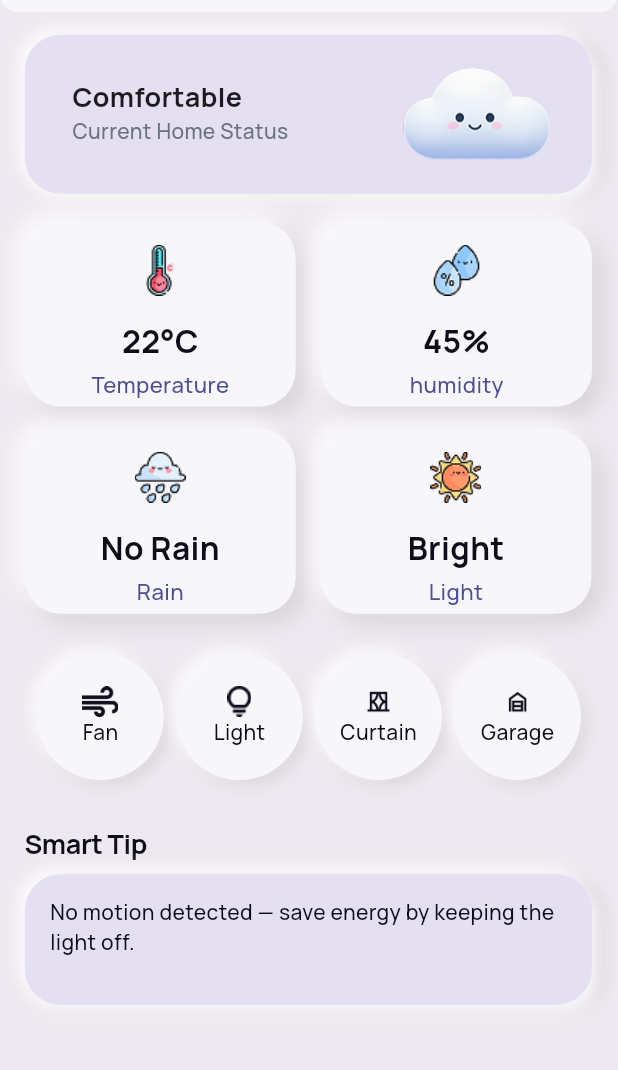
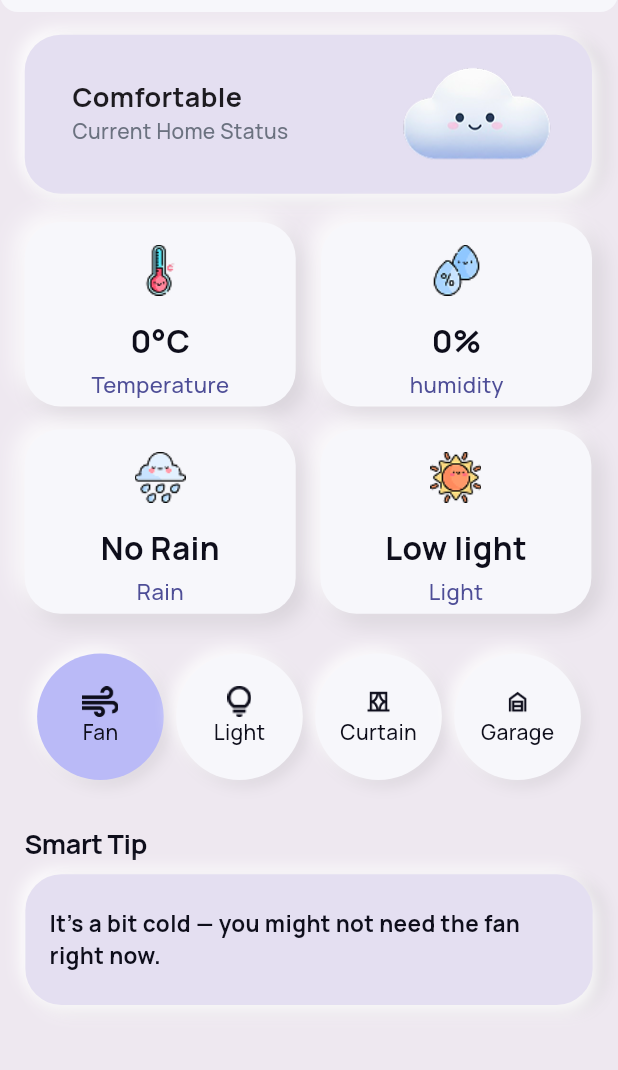
Before and after one commit to Rokiafaysal/Clima-Home, a Flutter app: the DashboardPage screen opened directly, on a phone screen of 412 x 824 dp, the part 72-1142 px from its top. Run offline on Flutter 3.47's test engine with Material 3 defaults, Android fonts, the light colour scheme and no system bars; our stand-ins replace smooth_page_indicator; network calls fail.

Commit message:
Smart Tip | Edit in Model API | get Weather API

```diff
--- /dev/null
+++ b/lib/Provider/Sensors.dart
@@ -0,0 +1,38 @@
+import 'package:flutter/widgets.dart';
+
+
+class Sensors extends ChangeNotifier {
+  double _Temperature  = 0.0;
+  double _humuidity = 0.0;
+  double _Light = 0.0;
+
+
+  double get Temperature => _Temperature;
+  double get humuidity => _humuidity;
+  double get Light => _Light;
+
+
+
+  void updatetemp({required double newTemp}){
+    _Temperature = newTemp;
+    notifyListeners();
+  }
+
+  void updatehum({required double newHumuidity}){
+    _humuidity = newHumuidity;
+    notifyListeners();
+  }
+
+  void updatelight({required double newLight}){
+    _Light = newLight;
+    notifyListeners();
+  }
+
+
+
+
+
+
+
+
+}
--- /dev/null
+++ b/lib/functions.dart
@@ -0,0 +1,84 @@
+import 'dart:convert';
+import 'package:flutter/material.dart';
+import 'package:http/http.dart' as http;
+import 'package:smart_home_app/widgets/CoustomWidget.dart';
+
+
+class PublicFunctions{
+
+
+  static Future<Map<String, dynamic>> getPrediction({required BuildContext context}) async {
+      final weatherUrl = "https://api.open-meteo.com/v1/forecast?latitude=31.0167&longitude=31.3026&hourly=shortwave_radiation,temperature_2m,relative_humidity_2m,wind_speed_80m,rain&forecast_days=1";
+
+      final weatherResponse = await http.get(Uri.parse(weatherUrl));
+
+      if (weatherResponse.statusCode != 200) {Customwidgets.showCustomSnackBar(context: context, message: "Internet Connection is Unstable",isError: true);}
+
+      final weatherJson = jsonDecode(weatherResponse.body);
+
+      final payload = {"TempColumn": weatherJson["hourly"]["temperature_2m"],"HumColumn": weatherJson["hourly"]["relative_humidity_2m"],
+        "LightColumn": weatherJson["hourly"]["shortwave_radiation"],"WindColumn": weatherJson["hourly"]["wind_speed_80m"]};
+
+      final modelUrl = "https://awadallayossef-lstm-model.hf.space/predictNonScaled";
+      final modelResponse = await http.post(Uri.parse(modelUrl),headers: {"Content-Type": "application/json"},body: jsonEncode(payload),);
+
+      if (modelResponse.statusCode != 200) {Customwidgets.showCustomSnackBar(context: context, message: "Internet Connection is Unstable",isError: true);}
+
+
+      return jsonDecode(modelResponse.body);
+    }
+
+
+
+}
+
+
+
+
+
+// void main() async{
+
+  // List<List<double>> data = [
+  //     [0.45, 0.52, 0.49, 0.95],
+  //     [0.15, 0.95, 0.57, 0.49],
+  //     [0.37, 0.93, 0.05, 0.07],
+  //     [0.42, 0.13, 0.48, 0.59],
+  //     [0.31, 0.12, 0.68, 0.58],
+  //     [0.15, 0.49, 0.36, 0.97],
+  //     [0.85, 0.97, 0.23, 0.06],
+  //     [0.53, 0.83, 0.09, 0.48],
+  //     [0.99, 0.42, 0.51, 0.98],
+  //     [0.48, 0.91, 0.71, 0.89],
+  //     [0.70, 0.29, 0.05, 0.95],
+  //     [0.98, 0.76, 0.70, 0.67],
+  //     [0.99, 0.58, 0.91, 0.33],
+  //     [0.84, 0.17, 0.50, 0.68],
+  //     [0.79, 0.52, 0.41, 0.37],
+  //     [0.99, 0.73, 0.13, 0.97],
+  //     [0.14, 0.06, 0.59, 0.93],
+  //     [0.49, 0.26, 0.25, 0.68],
+  //     [0.58, 0.95, 0.56, 0.88],
+  //     [0.30, 0.78, 0.58, 0.67],
+  //     [0.86, 0.88, 0.30, 0.75],
+  //     [0.76, 0.94, 0.15, 0.85],
+  //     [0.71, 0.05, 0.10, 0.34],
+  //     [0.86, 0.00, 0.16, 0.31],
+  //   ];
+
+
+
+  //   PublicFunctions.sendPredictionRequest(data: data);
+
+
+  // try {
+  //   final prediction = await PublicFunctions.getPrediction();
+  //   print("Prediction from API: $prediction");
+  // } catch (e) {
+  //   print("Error: $e");
+  // }
+
+
+
+
+
+// }
--- a/lib/main.dart
+++ b/lib/main.dart
@@ -1,11 +1,13 @@
 import 'package:flutter/material.dart';
+import 'package:smart_home_app/Provider/Sensors.dart';
+import 'package:smart_home_app/screens/Controls_UI/Backend/IP.dart';
 import 'package:smart_home_app/screens/onboarding/welcome_page.dart';
 import 'package:smart_home_app/screens/Controls_UI/Backend/Provider.dart';
 import 'package:provider/provider.dart';
 
 
 void main() {
-  runApp(MultiProvider(providers: [ChangeNotifierProvider(create: (context) => CurrentState())],child: MyApp()));
+  runApp(MultiProvider(providers: [ChangeNotifierProvider(create: (context) => CurrentState()),ChangeNotifierProvider(create: (context) => CurrentIP()),ChangeNotifierProvider(create: (context) => Sensors())],child: MyApp()));
 }
 
 
--- a/lib/screens/dashBoard_Page.dart
+++ b/lib/screens/dashBoard_Page.dart
@@ -1,8 +1,10 @@
 import 'package:flutter/material.dart';
 import 'package:provider/provider.dart';
+import 'package:smart_home_app/Provider/Sensors.dart';
+import 'package:smart_home_app/functions.dart';
+import 'package:smart_home_app/screens/IPConnector.dart';
 import 'package:smart_home_app/widgets/card_home.dart';
-import 'package:smart_home_app/widgets/circle_card.dart';
-import 'package:smart_home_app/screens/Controls_UI/Backend/Provider.dart';
+import 'package:smart_home_app/widgets/smart_tip.dart';
 
 
 class DashboardPage extends StatefulWidget {
@@ -13,17 +15,30 @@ class DashboardPage extends StatefulWidget {
 }
 
 class _DashboardPageState extends State<DashboardPage> {
+
+
+
+
+  @override
+  void initState() {
+    super.initState();
+    returnPrediction();
+  }
+
+
   @override
   Widget build(BuildContext context) {
     double width = MediaQuery.of(context).size.width;
     double height = MediaQuery.of(context).size.height;
+
+
 
     return Scaffold(
       backgroundColor: Color(0xffEEE8F0),
       appBar: AppBar(
         backgroundColor: Color(0xffF7F7FB),
         automaticallyImplyLeading: false,
-        leading: IconButton(onPressed: (){}, icon: Icon(Icons.wifi,color:Color(0xfff7f7fb) ,)),
+        leading: IconButton(onPressed: () => Navigator.push(context, MaterialPageRoute(builder: (context) => Ipconnector(),)), icon: Icon(Icons.wifi,color:Color(0xfff7f7fb) ,)),
         elevation: 0,
         centerTitle: true,
         shape: const RoundedRectangleBorder(
@@ -129,13 +144,13 @@ class _DashboardPageState extends State<DashboardPage> {
                       children: [
                         CardHome(
                           imageName: 'assets/images/temp.png',
-                          value: '22°C',
+                          value: '${Provider.of<Sensors>(context).Temperature.toInt()}°C',
                           title: 'Temperature',
                         ),
                         SizedBox(width: width * (16 / 390)),
                         CardHome(
                           imageName: 'assets/images/humidity.png',
-                          value: '45%',
+                          value: '${Provider.of<Sensors>(context).humuidity.toInt()}%',
                           title: 'humidity',
                         ),
                       ],
@@ -153,7 +168,7 @@ class _DashboardPageState extends State<DashboardPage> {
                         SizedBox(width: width * 0.04),
                         CardHome(
                           imageName: 'assets/images/sun.png',
-                          value: 'Bright',
+                          value: LightMapping(),
                           title: 'Light',
                         ),
                       ],
@@ -162,79 +177,31 @@ class _DashboardPageState extends State<DashboardPage> {
                 ),
               ),
 
-              Padding(
-                padding:  EdgeInsets.only(top: height*(28/871) ),
-                child: Row(
-                  mainAxisAlignment: MainAxisAlignment.spaceEvenly,
-                  children: [
-                    CircleCard(image: 'assets/images/Fan.png', name: 'Fan',color:Provider.of<CurrentState>(context).autoFanState? Color(0xffBABAF7):Color(0xfff7f7fb)),
-                    CircleCard(image: 'assets/images/light.png', name: 'Light' ,color:Provider.of<CurrentState>(context).autoLightState? Color(0xffBABAF7):Color(0xfff7f7fb),),
-                    CircleCard(image: 'assets/images/Curtain.png', name: 'Curtain',color:Provider.of<CurrentState>(context).autoCurtainState? Color(0xffBABAF7):Color(0xfff7f7fb)),
-                    CircleCard(image: 'assets/images/Garage.png', name: 'Garage',color:Provider.of<CurrentState>(context).autoGarageState? Color(0xffBABAF7):Color(0xfff7f7fb))
-                  ],
-                ),
-              ),
-
-              Padding(
-                padding:  EdgeInsets.only(top: height*(31/871) ),
-                child: Text('Smart Tip',
-                style: TextStyle(
-                  fontSize: 18,
-                  fontWeight: FontWeight.w700,
-                  letterSpacing: -0.27,
-                  color: Color(0xff0E0E1B)),),
-              ),
-
-
-
-               Padding(
-                 padding:  EdgeInsets.only(top:height*(8/871)),
-                 child: Container(
-                  width: width * (358 / 390),
-                  height: height * (92 / 871),
-                  decoration: BoxDecoration(
-                    color: Color(0xffE4DFF1),
-
-                    borderRadius: BorderRadius.all(Radius.circular(24)),
-
-                    boxShadow: [
-                      BoxShadow(
-                        color: Colors.white.withOpacity(0.8),
-                        offset: const Offset(-4, -4),
-                        blurRadius: 8,
-                        spreadRadius: 0,
-                      ),
-                      BoxShadow(
-                        color: Colors.black.withOpacity(0.1),
-                        offset: const Offset(8, 4),
-                        blurRadius: 8,
-                        spreadRadius: 0,
-                      ),
-                      BoxShadow(
-                        color: Colors.white.withOpacity(0.8),
-                        offset: const Offset(4, 6),
-                        blurRadius: 8,
-                        spreadRadius: 0,
-                      ),
-                    ],
-                  ),
-                  child: Padding(
-                    padding:  EdgeInsets.symmetric(horizontal: width*(16/390), vertical: height*(16/871)),
-                    child: Text(
-
-                      'No motion detected — save energy by keeping the light off.',
-                      overflow: TextOverflow.visible,
-                            softWrap: true,
-                      style: TextStyle(
-                        fontSize: 14,
-                        fontWeight: FontWeight.w500,
-                        color: Color(0xff0E0E1B)
-                      ),
-                    ),
-                  ),
-                         ),
-               ),
+              SmartTip(temp: Provider.of<Sensors>(context).Temperature,Light: Provider.of<Sensors>(context).Light,)
           ])),
       )  );
   }
+
+
+  void returnPrediction()async{
+    Map prediction =  await PublicFunctions.getPrediction(context: context);
+
+    Provider.of<Sensors>(context,listen: false).updatetemp(newTemp:prediction["prediction"][0] );
+    Provider.of<Sensors>(context,listen: false).updatehum(newHumuidity:prediction["prediction"][1] );
+    Provider.of<Sensors>(context,listen: false).updatelight(newLight:prediction["prediction"][2] );
+
+  }
+
+  String LightMapping() {
+    double light = Provider.of<Sensors>(context, listen: false).Light;
+
+    if (light < 200) {
+      return "Low light";
+    } else if (light <= 600) {
+      return "Moderate light";
+    } else {
+      return "Strong sun";
+    }
+  }
+
 }
--- a/lib/widgets/circle_card.dart
+++ /dev/null
@@ -1,66 +0,0 @@
-// ignore_for_file: deprecated_member_use
-
-import 'package:flutter/material.dart';
-
-
-class CircleCard extends StatelessWidget {
-
-
-  final Color? color;
-  final String image ;
-  final String name;
-
-
-
-  const CircleCard({super.key, this.color, required this.image, required this.name});
-
-  @override
-  Widget build(BuildContext context) {
-      double width = MediaQuery.of(context).size.width;
-    double height = MediaQuery.of(context).size.height;
-    return                 Container(
-                  width: width * (80 / 390),
-                  height: height * (80 / 781),
-                  decoration: BoxDecoration(
-                    shape: BoxShape.circle,
-                    color:color ?? Color(0xffF7F7FB)  ,
-
-                                    boxShadow: [
-                                        BoxShadow(
-                    color: Colors.black.withOpacity(0.08),
-                    offset: const Offset(4, 4),
-                    blurRadius: 8,
-                    spreadRadius: 0,
-                  ),
-                  BoxShadow(
-                    color: Colors.white.withOpacity(0.8),
-                    offset: const Offset(-4, -4),
-                    blurRadius: 8,
-                    spreadRadius: 0,
-                  ),
-
-
-                ],
-                  ),
-                  child: Column(
-                    mainAxisAlignment: MainAxisAlignment.center,
-                    children: [
-                      SizedBox(
-                        width: 24,
-                        height: 21,
-                        child: Image.asset( image),
-                      ),
-
-                      Text(
-                        name,
-                        style: TextStyle(
-                          color: Color(0xff0E0E1B),
-                          fontSize: 14,
-                          fontWeight: FontWeight.w500,
-                        ),
-                      ),
-                    ],
-                  ),
-                );
-  }
-}
--- /dev/null
+++ b/lib/widgets/smart_tip.dart
@@ -0,0 +1,211 @@
+import 'package:flutter/material.dart';
+
+
+class SmartTip extends StatefulWidget {
+  final double temp;
+  final double Light;
+  const SmartTip({super.key, required this.temp, required this.Light});
+
+  @override
+  State<SmartTip> createState() => _SmartTip();
+}
+
+class _SmartTip extends State<SmartTip> {
+  int _selectedIndex = 0;
+  String tip = '';
+
+  final List<Map<String, String>> _devices = [
+    {'name': 'Fan', 'image': 'assets/images/Fan.png'},
+    {'name': 'Light', 'image': 'assets/images/light.png'},
+    {'name': 'Curtain', 'image': 'assets/images/Curtain.png'},
+    {'name': 'Garage', 'image': 'assets/images/Garage.png'},
+  ];
+
+
+  @override
+  void initState() {
+    super.initState();
+    Selectedtip(0);
+  }
+
+  @override
+  Widget build(BuildContext context) {
+    double height = MediaQuery.of(context).size.height;
+    double width = MediaQuery.of(context).size.width;
+
+    return Column(
+      children: [
+
+        Padding(
+          padding: EdgeInsets.only(top: height * (28 / 871)),
+          child: Row(
+            mainAxisAlignment: MainAxisAlignment.spaceEvenly,
+            children: List.generate(_devices.length, (index) {
+
+              bool isSelected = _selectedIndex == index;
+              return InkWell(
+                splashColor: Colors.transparent,
+                highlightColor: Colors.transparent,
+                onTap: ()=> Selectedtip(index),
+                child: CircleCard(image: _devices[index]['image']!,name: _devices[index]['name']!,color: isSelected ? const Color(0xffBABAF7) : const Color(0xfff7f7fb), ),
+              );
+            }),
+          ),
+        ),
+
+        Row(
+          children: [
+            Padding(
+              padding: EdgeInsets.only(top: height * (31 / 871)),
+              child: const Text(
+                'Smart Tip',
+                style: TextStyle(
+                  fontSize: 18,
+                  fontWeight: FontWeight.w700,
+                  letterSpacing: -0.27,
+                  color: Color(0xff0E0E1B),
+                ),
+              ),
+            ),
+          ],
+        ),
+
+        Padding(
+          padding: EdgeInsets.only(top: height * (8 / 871)),
+          child: Container(
+            width: width * (358 / 390),
+            height: height * (92 / 871),
+            decoration: BoxDecoration(
+              color: const Color(0xffE4DFF1),
+              borderRadius: const BorderRadius.all(Radius.circular(24)),
+              boxShadow: [
+                BoxShadow(
+                  color: Colors.white.withOpacity(0.8),
+                  offset: const Offset(-4, -4),
+                  blurRadius: 8,
+                ),
+                BoxShadow(
+                  color: Colors.black.withOpacity(0.1),
+                  offset: const Offset(8, 4),
+                  blurRadius: 8,
+                ),
+                BoxShadow(
+                  color: Colors.white.withOpacity(0.8),
+                  offset: const Offset(4, 6),
+                  blurRadius: 8,
+                ),
+              ],
+            ),
+            child: Padding(
+              padding: EdgeInsets.symmetric(horizontal: 16, vertical: 16),
+              child: Center(
+                child: Text(tip,
+                  style: TextStyle(
+                    fontSize: 15,
+                    fontWeight: FontWeight.bold,
+                    color: Color(0xff0E0E1B),
+                  ),
+                ),
+              ),
+            ),
+          ),
+        ),
+      ],
+    );
+  }
+
+
+
+  void Selectedtip(int index){
+    if (index == 0){
+      double temp = widget.temp;
+      if (temp < 20) {setState(() => tip = "It’s a bit cold — you might not need the fan right now." );}
+      else if (temp >= 20 && temp <= 28) {setState(() =>tip ="Temperature feels comfortable — the fan is optional.");}
+      else if (temp > 30) {setState(() =>tip ="It’s getting hot — turning on the fan can help you stay cool.");}
+    }
+
+    else if(index == 1) {
+      double ldrValue = widget.Light;
+      if (ldrValue > 600) {setState(() => tip = "It’s already bright — you don’t need to turn the light on.");}
+      else if (ldrValue <= 600) {setState(() => tip = "It’s getting dark — turning on the light will make it cozier.");}
+    }
+
+
+    else if(index == 2){
+      double ldrValue = widget.Light;
+      if (ldrValue < 200) {setState(() => tip = "It’s a bit dark — opening the curtain can help brighten the room.");}
+      else if (ldrValue > 600) {setState(() => tip = "It’s very bright — closing the curtain might help reduce glare.");}
+      else {setState(() => tip = "Light level is moderate — you can open or close the curtain as you like.");}
+    }
+
+    else{setState(() => tip = "Ensure the garage is properly lit and secure.");}
+    setState(() => _selectedIndex = index);
+
+  }
+}
+
+
+
+
+
+class CircleCard extends StatelessWidget {
+
+
+  final Color? color;
+  final String image ;
+  final String name;
+
+
+
+  const CircleCard({super.key, this.color, required this.image, required this.name});
+
+  @override
+  Widget build(BuildContext context) {
+      double width = MediaQuery.of(context).size.width;
+    double height = MediaQuery.of(context).size.height;
+    return Container(
+                  width: width * (80 / 390),
+                  height: height * (80 / 781),
+                  decoration: BoxDecoration(
+                    shape: BoxShape.circle,
+                    color:color ?? Color(0xffF7F7FB)  ,
+
+                                    boxShadow: [
+                                        BoxShadow(
+                    color: Colors.black.withOpacity(0.08),
+                    offset: const Offset(4, 4),
+                    blurRadius: 8,
+                    spreadRadius: 0,
+                  ),
+                  BoxShadow(
+                    color: Colors.white.withOpacity(0.8),
+                    offset: const Offset(-4, -4),
+                    blurRadius: 8,
+                    spreadRadius: 0,
+                  ),
+
+
+                ],
+                  ),
+                  child: Column(
+                    mainAxisAlignment: MainAxisAlignment.center,
+                    children: [
+                      SizedBox(
+                        width: 24,
+                        height: 21,
+                        child: Image.asset( image),
+                      ),
+
+                      Text(
+                        name,
+                        style: TextStyle(
+                          color: Color(0xff0E0E1B),
+                          fontSize: 14,
+                          fontWeight: FontWeight.w500,
+                        ),
+                      ),
+                    ],
+                  ),
+                );
+  }
+}
```
Also changed, not shown: lib/screens/IPConnector.dart (added, +65 -0 lines), lib/widgets/CoustomWidget.dart (added, +26 -0 lines).
